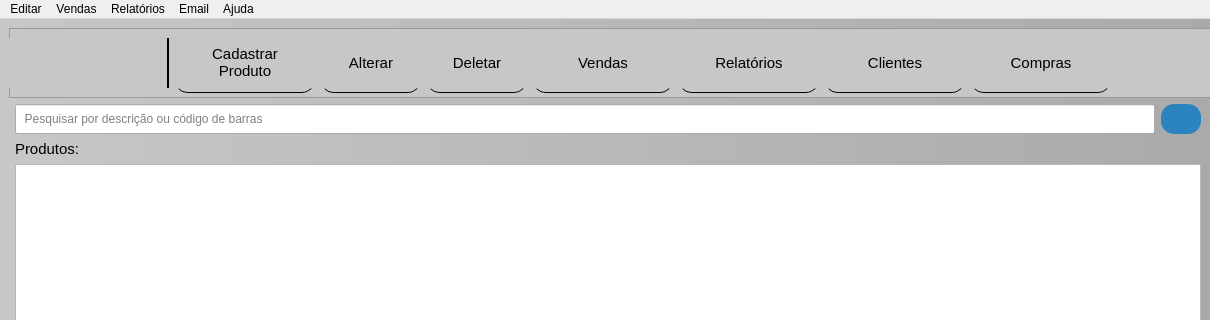
Qt form src/mainwindow.ui (GabR36/QEstoqueLoja) before a commit; both pictures show x 0 to 1210 and y 0 to 320 of the 1210 by 643 pixel window.
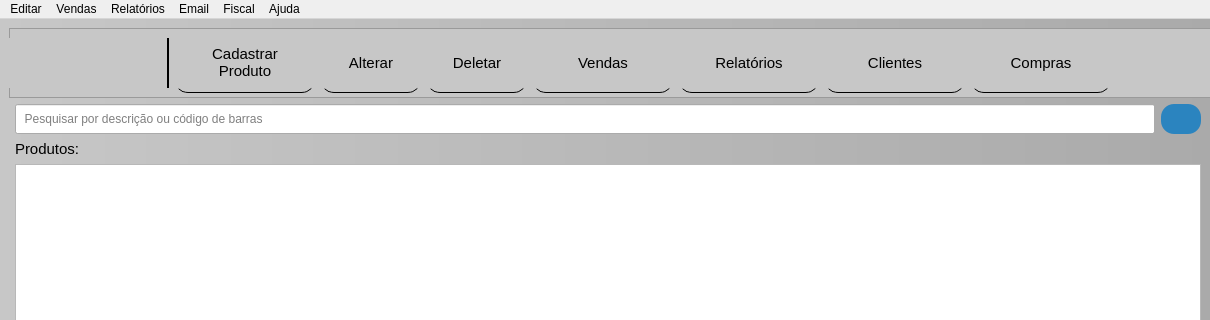
The same form after that commit. Icons and pictures are not drawn. Custom widgets are drawn as their Qt base class.

Commit message: ADD Janela Monitor Fiscal

```diff
--- a/src/mainwindow.ui
+++ b/src/mainwindow.ui
@@ -619,10 +619,17 @@
     </property>
     <addaction name="actionEnviar"/>
    </widget>
+   <widget class="QMenu" name="menuFiscal">
+    <property name="title">
+     <string>Fiscal</string>
+    </property>
+    <addaction name="actionMonitor_Fiscal"/>
+   </widget>
    <addaction name="menuEditar"/>
    <addaction name="menuVendas"/>
    <addaction name="menuGerarrelat_rios"/>
    <addaction name="menuEmail"/>
+   <addaction name="menuFiscal"/>
    <addaction name="menuAjuda"/>
   </widget>
   <action name="actionteste">
```
Left out of the diff: 5 changed lines with no effect on the pictures. The commit also changes 10 other files.
